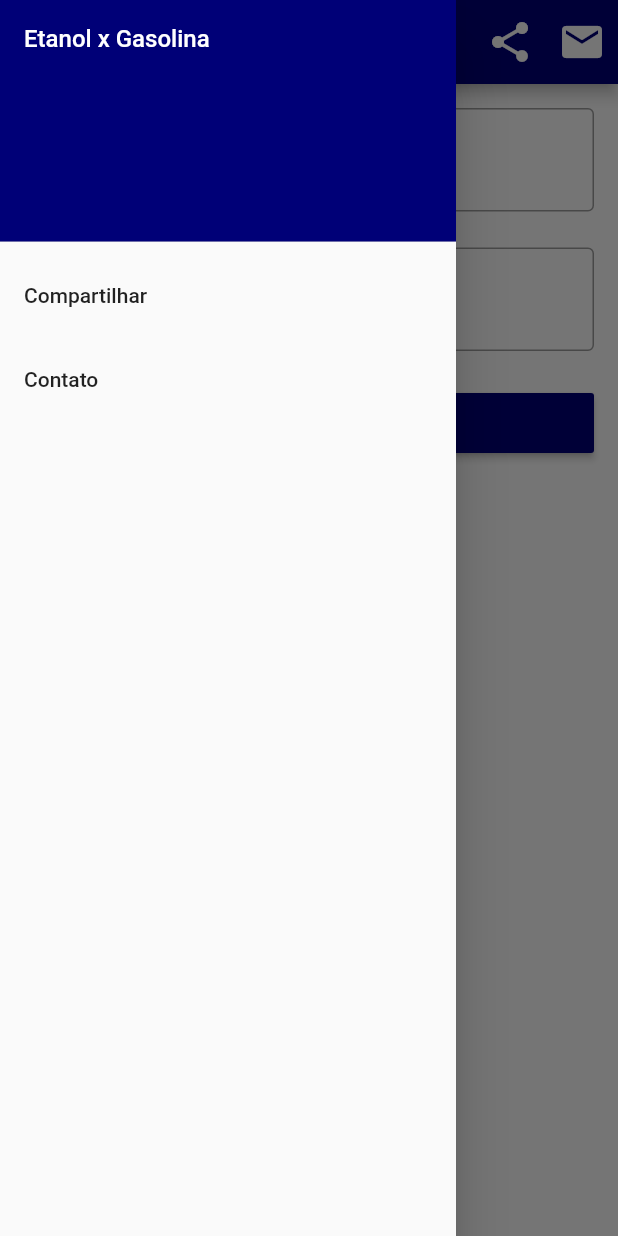
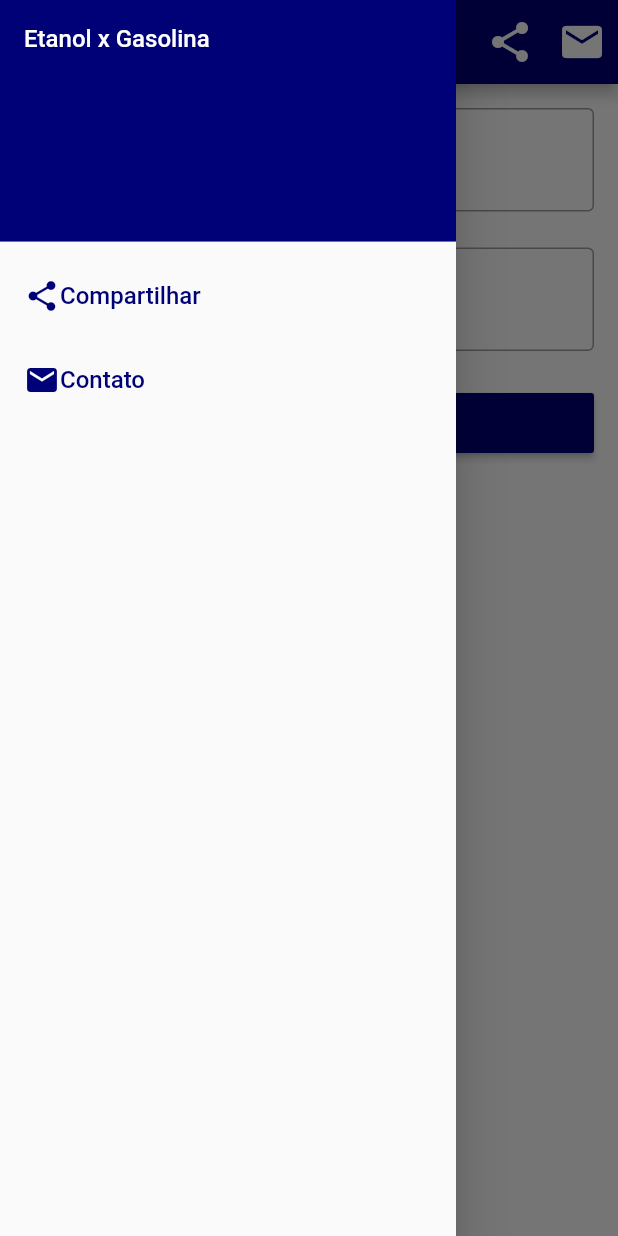
Before and after one commit to danilosouza55/flutter-pos-alfa, a Flutter app: the screen it shows after launch, with the side drawer open, on a phone screen of 412 x 824 dp. Run offline on Flutter 3.47's test engine with Material 2 defaults, Android fonts, the phone set to English and light mode, and no system bars; our stand-ins replace share.

Commit message:
Adicionar Item no Drawer

```diff
--- a/lib/ui/home_page.dart
+++ b/lib/ui/home_page.dart
@@ -32,12 +32,8 @@ class _HomePageState extends State<HomePage> {
                     style: TextStyle(color: Colors.white, fontSize: 16)),
                 decoration: BoxDecoration(color: Color(0xff000077)),
               ),
-              ListTile(
-                title: Text("Compartilhar"),
-              ),
-              ListTile(
-                title: Text("Contato"),
-              ),
+              criarItemLista("Compartilhar", Icons.share, compartilhar),
+              criarItemLista("Contato", Icons.mail, abrirContato),
             ],
           ),
         ),
@@ -150,7 +146,17 @@ class _HomePageState extends State<HomePage> {
 
   Widget criarItemLista(String texto, IconData icone, Function func) {
     return ListTile(
-      title: Text(texto),
-    );
+        title: Row(
+      children: <Widget>[
+        Icon(
+          icone,
+          color: Color(0xff000077),
+        ),
+        Text(
+          texto,
+          style: TextStyle(color: Color(0xff000077), fontSize: 16),
+        )
+      ],
+    ));
   }
 }
```
